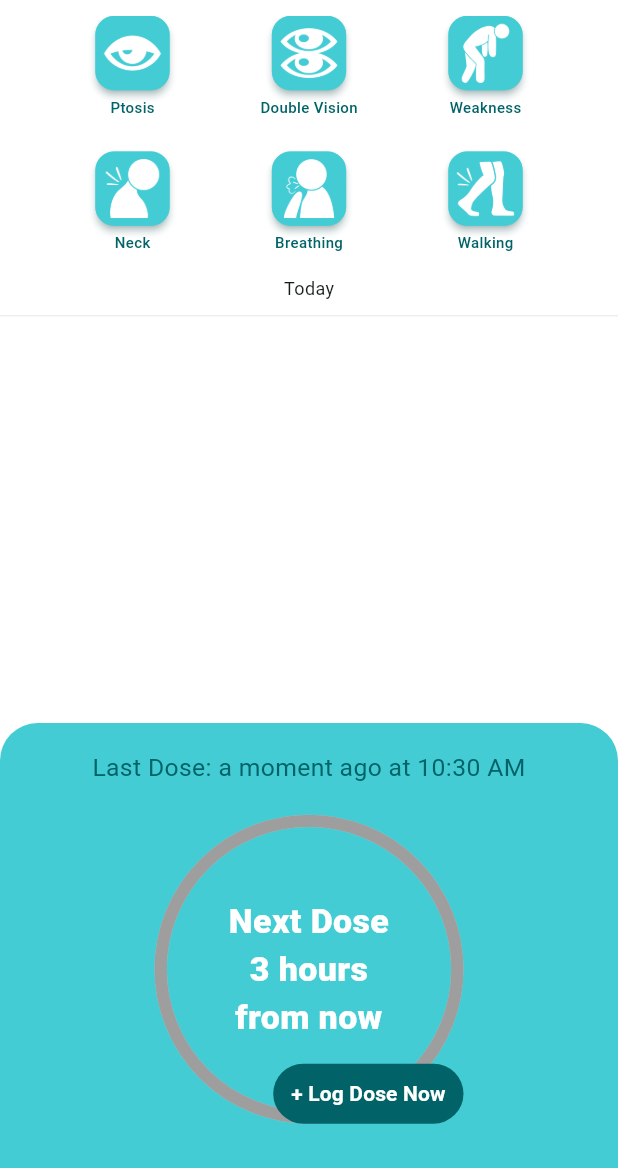
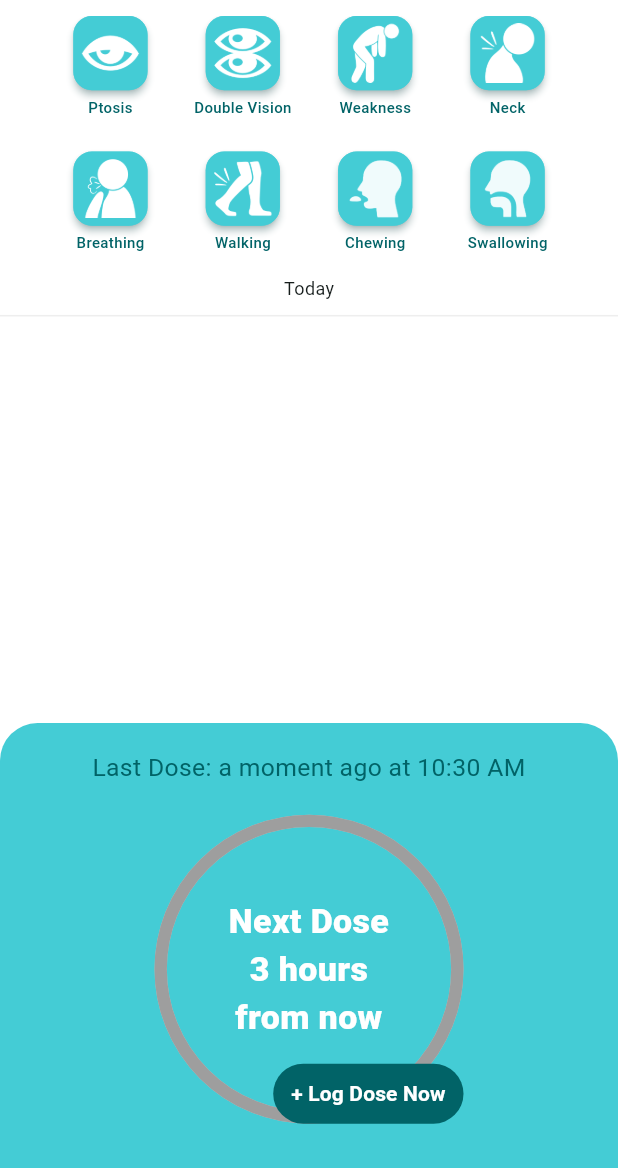
Before and after one commit to dojosgithub/mestinow, a Flutter app: the StatusPage screen opened by its route, on a phone screen of 412 x 824 dp, the part 68-1236 px from its top. Run offline on Flutter 3.47's test engine with Material 3 defaults, Android fonts, the phone set to English and light mode, and no system bars; drawn by our look-alikes of percent_indicator; our stand-ins replace flutter_local_notifications, google_fonts, objectbox, shared_preferences, timeago, timezone; accounts and stored records are empty; generated files the repository leaves out were written again; Roboto replaces fonts that are missing (Gabarito).

Commit message:
Fixes #63: add chewing and swallowing

```diff
--- a/lib/l10n/app_en.arb
+++ b/lib/l10n/app_en.arb
@@ -34,5 +34,7 @@
     "symWeakness": "Weakness",
     "symNeck": "Neck",
     "symBreathing": "Breathing",
-    "symWalking": "Walking"
+    "symWalking": "Walking",
+    "symChew": "Chewing",
+    "symSwallow": "Swallowing"
 }
--- a/lib/l10n/app_es.arb
+++ b/lib/l10n/app_es.arb
@@ -34,5 +34,7 @@
     "symWeakness": "Debilidad",
     "symNeck": "Cuello",
     "symBreathing": "Respiración",
-    "symWalking": "Caminar"
+    "symWalking": "Caminar",
+    "symChew": "Masticar",
+    "symSwallow": "Tragar"
 }
--- a/lib/models/event.dart
+++ b/lib/models/event.dart
@@ -27,6 +27,10 @@ class Event {
         return l10n.symWalking;
       case 'medMestinon':
         return l10n.medMestinon;
+      case 'symChew':
+        return l10n.symChew;
+      case 'symSwallow':
+        return l10n.symSwallow;
       default:
         return code;
     }
@@ -64,5 +68,7 @@ class Event {
       type: 'sym',
     ),
     Event(code: 'symWalking', icon: 'assets/icons/walking.png', type: 'sym'),
+    Event(code: 'symChew', icon: 'assets/icons/chewing.png', type: 'sym'),
+    Event(code: 'symSwallow', icon: 'assets/icons/swallowing.png', type: 'sym'),
   ];
 }
--- a/lib/pages/status.dart
+++ b/lib/pages/status.dart
@@ -258,7 +258,7 @@ class _StatusPageState extends State<StatusPage> {
         shrinkWrap: true,
         physics: NeverScrollableScrollPhysics(),
         gridDelegate: SliverGridDelegateWithFixedCrossAxisCount(
-          crossAxisCount: 3,
+          crossAxisCount: 4,
           crossAxisSpacing: 1,
           mainAxisExtent: screenHeight * 0.1,
           mainAxisSpacing: 8,
--- a/pubspec.yaml
+++ b/pubspec.yaml
@@ -85,6 +85,8 @@ flutter:
     - assets/icons/neck.png
     - assets/icons/breathing.png
     - assets/icons/walking.png
+    - assets/icons/chewing.png
+    - assets/icons/swallowing.png
     - assets/images/welcome_illustration.webp
     - assets/images/medication_illustration.webp
     - assets/images/security_illustration.webp
```
Also changed, not shown: assets/icons/chewing.png (added), assets/icons/swallowing.png (added), 3 other files.
